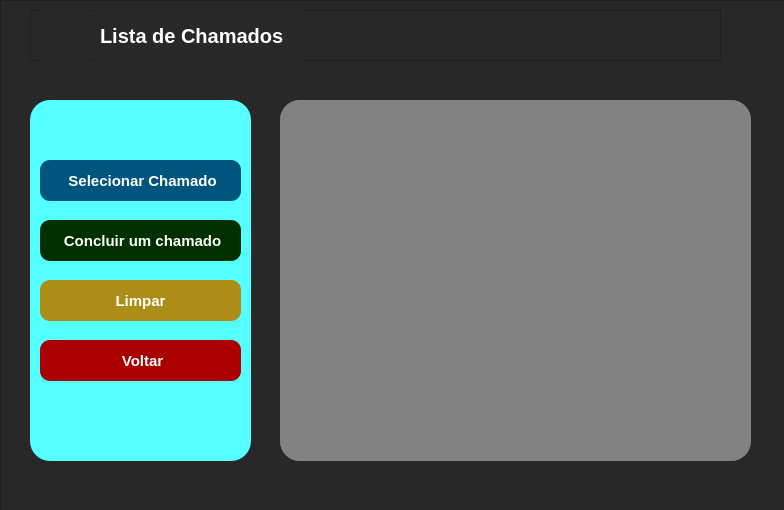
luizcarlosjj/chamadosSys, file pages/tratar_chamados.ui: the form before one commit.
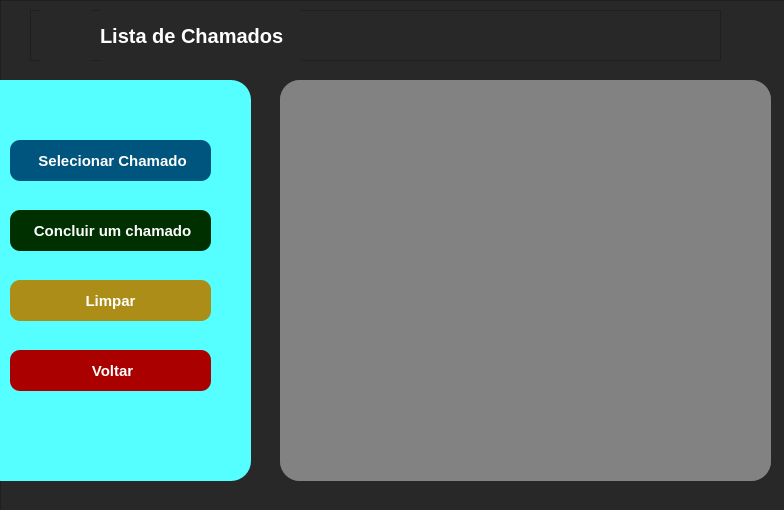
The form after the commit. Icons and pictures are not drawn.

```diff
--- a/pages/tratar_chamados.ui
+++ b/pages/tratar_chamados.ui
@@ -10,6 +10,12 @@
     <height>510</height>
    </rect>
   </property>
+  <property name="maximumSize">
+   <size>
+    <width>784</width>
+    <height>510</height>
+   </size>
+  </property>
   <property name="windowTitle">
    <string>Tratar Chamados</string>
   </property>
@@ -41,10 +47,10 @@
     <widget class="QFrame" name="frame_menu">
      <property name="geometry">
       <rect>
-       <x>30</x>
-       <y>100</y>
-       <width>221</width>
-       <height>361</height>
+       <x>-20</x>
+       <y>80</y>
+       <width>271</width>
+       <height>401</height>
       </rect>
      </property>
      <property name="layoutDirection">
@@ -64,8 +70,8 @@
      <widget class="QPushButton" name="btn_Concluir">
       <property name="geometry">
        <rect>
-        <x>10</x>
-        <y>120</y>
+        <x>30</x>
+        <y>130</y>
         <width>201</width>
         <height>41</height>
        </rect>
@@ -94,7 +100,7 @@
      <widget class="QPushButton" name="btn_Select">
       <property name="geometry">
        <rect>
-        <x>10</x>
+        <x>30</x>
         <y>60</y>
         <width>201</width>
         <height>41</height>
@@ -124,8 +130,8 @@
      <widget class="QPushButton" name="btn_Voltar">
       <property name="geometry">
        <rect>
-        <x>10</x>
-        <y>240</y>
+        <x>30</x>
+        <y>270</y>
         <width>201</width>
         <height>41</height>
        </rect>
@@ -153,8 +159,8 @@
      <widget class="QPushButton" name="btn_Limpar">
       <property name="geometry">
        <rect>
-        <x>10</x>
-        <y>180</y>
+        <x>30</x>
+        <y>200</y>
         <width>201</width>
         <height>41</height>
        </rect>
@@ -248,9 +254,9 @@
      <property name="geometry">
       <rect>
        <x>280</x>
-       <y>100</y>
-       <width>471</width>
-       <height>361</height>
+       <y>80</y>
+       <width>491</width>
+       <height>401</height>
       </rect>
      </property>
      <property name="styleSheet">
@@ -266,19 +272,22 @@
      <widget class="QLabel" name="label_3">
       <property name="geometry">
        <rect>
-        <x>50</x>
+        <x>30</x>
         <y>260</y>
-        <width>291</width>
+        <width>341</width>
         <height>41</height>
        </rect>
       </property>
       <property name="font">
        <font>
-        <pointsize>10</pointsize>
+        <pointsize>11</pointsize>
         <weight>75</weight>
         <bold>true</bold>
        </font>
       </property>
+      <property name="styleSheet">
+       <string notr="true">color: rgb(255, 255, 255);</string>
+      </property>
       <property name="text">
        <string>Digite o ID do chamado a ser Selecionado:</string>
       </property>
@@ -289,7 +298,7 @@
      <widget class="QLineEdit" name="id_Select">
       <property name="geometry">
        <rect>
-        <x>350</x>
+        <x>370</x>
         <y>270</y>
         <width>71</width>
         <height>21</height>
@@ -315,7 +324,7 @@
        <set>Qt::AlignCenter</set>
       </property>
       <property name="placeholderText">
-       <string/>
+       <string>id</string>
       </property>
      </widget>
      <widget class="Line" name="line">
@@ -323,7 +332,7 @@
        <rect>
         <x>30</x>
         <y>260</y>
-        <width>421</width>
+        <width>441</width>
         <height>2</height>
        </rect>
       </property>
@@ -339,7 +348,7 @@
        <rect>
         <x>150</x>
         <y>310</y>
-        <width>181</width>
+        <width>191</width>
         <height>31</height>
        </rect>
       </property>
@@ -394,23 +403,65 @@
       <property name="geometry">
        <rect>
         <x>30</x>
-        <y>30</y>
-        <width>411</width>
-        <height>201</height>
+        <y>20</y>
+        <width>441</width>
+        <height>211</height>
        </rect>
       </property>
+      <property name="styleSheet">
+       <string notr="true"/>
+      </property>
      </widget>
      <widget class="QLabel" name="res_Select">
       <property name="geometry">
        <rect>
-        <x>20</x>
-        <y>310</y>
-        <width>131</width>
-        <height>31</height>
+        <x>130</x>
+        <y>371</y>
+        <width>241</width>
+        <height>21</height>
        </rect>
       </property>
+      <property name="font">
+       <font>
+        <pointsize>9</pointsize>
+        <weight>75</weight>
+        <bold>true</bold>
+       </font>
+      </property>
+      <property name="styleSheet">
+       <string notr="true">color: rgb(0, 0, 127);</string>
+      </property>
       <property name="text">
        <string/>
+      </property>
+      <property name="alignment">
+       <set>Qt::AlignCenter</set>
+      </property>
+     </widget>
+     <widget class="QLabel" name="res_Select_True">
+      <property name="geometry">
+       <rect>
+        <x>130</x>
+        <y>350</y>
+        <width>241</width>
+        <height>21</height>
+       </rect>
+      </property>
+      <property name="font">
+       <font>
+        <pointsize>9</pointsize>
+        <weight>75</weight>
+        <bold>true</bold>
+       </font>
+      </property>
+      <property name="styleSheet">
+       <string notr="true">color: rgb(0, 80, 0);</string>
+      </property>
+      <property name="text">
+       <string/>
+      </property>
+      <property name="alignment">
+       <set>Qt::AlignCenter</set>
       </property>
      </widget>
     </widget>
@@ -418,9 +469,9 @@
      <property name="geometry">
       <rect>
        <x>280</x>
-       <y>100</y>
-       <width>470</width>
-       <height>361</height>
+       <y>80</y>
+       <width>491</width>
+       <height>401</height>
       </rect>
      </property>
      <property name="styleSheet">
@@ -438,17 +489,20 @@
        <rect>
         <x>50</x>
         <y>260</y>
-        <width>291</width>
+        <width>301</width>
         <height>41</height>
        </rect>
       </property>
       <property name="font">
        <font>
-        <pointsize>10</pointsize>
+        <pointsize>11</pointsize>
         <weight>75</weight>
         <bold>true</bold>
        </font>
       </property>
+      <property name="styleSheet">
+       <string notr="true">color: rgb(255, 255, 255);</string>
+      </property>
       <property name="text">
        <string>Digite o ID do chamado a ser Finalizado:</string>
       </property>
@@ -459,7 +513,7 @@
      <widget class="QLineEdit" name="id_Conclui">
       <property name="geometry">
        <rect>
-        <x>340</x>
+        <x>360</x>
         <y>270</y>
         <width>71</width>
         <height>21</height>
@@ -485,7 +539,7 @@
        <set>Qt::AlignCenter</set>
       </property>
       <property name="placeholderText">
-       <string/>
+       <string>id</string>
       </property>
      </widget>
      <widget class="Line" name="line_4">
@@ -493,7 +547,7 @@
        <rect>
         <x>30</x>
         <y>260</y>
-        <width>421</width>
+        <width>441</width>
         <height>2</height>
        </rect>
       </property>
@@ -533,9 +587,9 @@
      <widget class="QPushButton" name="btn_ConcluirCmd">
       <property name="geometry">
        <rect>
-        <x>160</x>
+        <x>150</x>
         <y>310</y>
-        <width>171</width>
+        <width>191</width>
         <height>31</height>
        </rect>
       </property>
@@ -563,23 +617,65 @@
       <property name="geometry">
        <rect>
         <x>30</x>
-        <y>30</y>
-        <width>411</width>
-        <height>201</height>
+        <y>20</y>
+        <width>441</width>
+        <height>221</height>
        </rect>
       </property>
+      <property name="styleSheet">
+       <string notr="true"/>
+      </property>
      </widget>
      <widget class="QLabel" name="res_Conclui">
       <property name="geometry">
        <rect>
-        <x>10</x>
-        <y>310</y>
-        <width>141</width>
-        <height>31</height>
+        <x>110</x>
+        <y>370</y>
+        <width>271</width>
+        <height>21</height>
        </rect>
       </property>
+      <property name="font">
+       <font>
+        <pointsize>9</pointsize>
+        <weight>75</weight>
+        <bold>true</bold>
+       </font>
+      </property>
+      <property name="styleSheet">
+       <string notr="true">color: rgb(0, 0, 127);</string>
+      </property>
       <property name="text">
        <string/>
+      </property>
+      <property name="alignment">
+       <set>Qt::AlignCenter</set>
+      </property>
+     </widget>
+     <widget class="QLabel" name="res_Conclui_True">
+      <property name="geometry">
+       <rect>
+        <x>110</x>
+        <y>350</y>
+        <width>271</width>
+        <height>21</height>
+       </rect>
+      </property>
+      <property name="font">
+       <font>
+        <pointsize>9</pointsize>
+        <weight>75</weight>
+        <bold>true</bold>
+       </font>
+      </property>
+      <property name="styleSheet">
+       <string notr="true">color: rgb(0, 85, 0);</string>
+      </property>
+      <property name="text">
+       <string/>
+      </property>
+      <property name="alignment">
+       <set>Qt::AlignCenter</set>
       </property>
      </widget>
     </widget>
@@ -587,9 +683,9 @@
      <property name="geometry">
       <rect>
        <x>280</x>
-       <y>100</y>
-       <width>471</width>
-       <height>361</height>
+       <y>80</y>
+       <width>491</width>
+       <height>401</height>
       </rect>
      </property>
      <property name="styleSheet">
```
Left out of the diff: 14 changed lines with no effect on the pictures.
